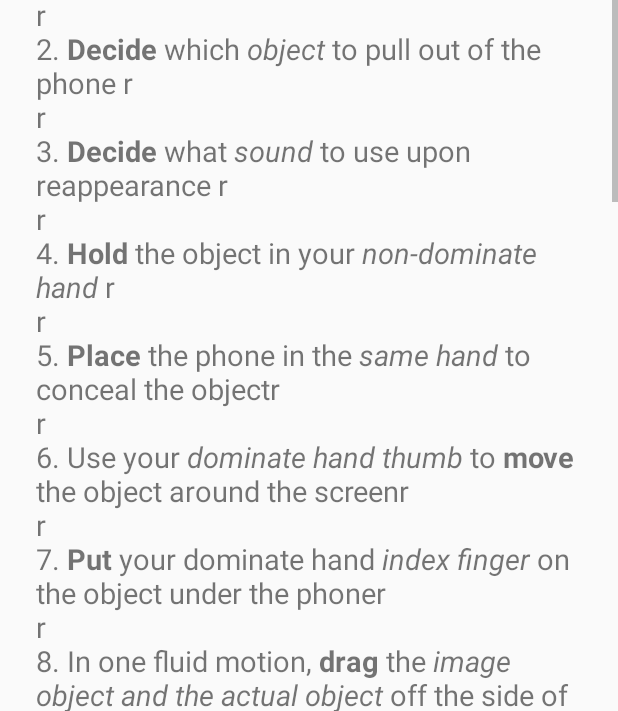
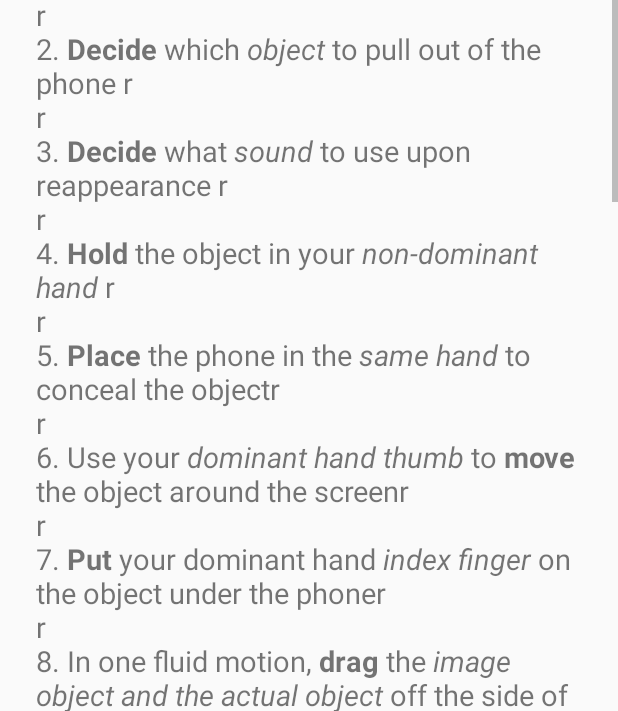
Before and after one commit to daubejb/object-from-phone, an Android app: the InstructionsActivity screen opened directly, with no data from a screen before it, scrolled down 537 dp, on a phone screen of 412 x 824 dp. Shown: the part 525-1236 px from the top of the screen. Run offline under Robolectric (Android 15) with nearby library versions, the phone set to English and light mode, and no system bars.

Commit message:
fix bug of dominate vs dominant

```diff
--- a/Coin Phone Magic/src/main/res/values/strings.xml
+++ b/Coin Phone Magic/src/main/res/values/strings.xml
@@ -15,7 +15,7 @@
     <string name="effect_description_textViewText">A coin or small object appears on the phone. You drag the coin all over the screen. You drag the coin to the edge of the screen. You visibly pull the coin out of the phone. You flip the coin into the air and catch it. You flip the coin again. You catch the coin on the phone with a metal ping sound. The coin has reappeared inside the phone. An amazing effect!</string>
     <string name="secret_and_preparation_description_to_be_writtenTextViewText">This effect has three main secrets.  One, the coin is hidden beneath the phone prior to the effect.  Two, when you drag the coin to the edge of the screen and your finger is about to reach the edge, the image of the coin disappears.  This effect and pulling the real coin out from under the phone, looks like the coin was pulled right out of the phone.  Three, on the second flip of the coin, you do not flip the coin into the air.  You hold the coin back.  Quickly shake the phone to make the coin reappear.  The accelerometer detects the motion and triggers two events.  The first event displays the coin in the center of the screen.  The second event plays a noise to simulate the sound of the coin hitting screen.</string>
     <string name="methodTextViewText">METHOD</string>
-    <string name="method_description_textViewText">1.  <b>Click</b> on the <i>settings icon</i> on the top right of the screen \r\n\r\n2.  <b>Decide</b> which <i>object</i> to pull out of the phone \r\n\r\n3.  <b>Decide</b> what <i>sound</i> to use upon reappearance \r\n\r\n4.  <b>Hold</b> the object in your <i>non-dominate hand</i> \r\n\r\n5.  <b>Place</b> the phone in the <i>same hand</i> to conceal the object\r\n\r\n6.  Use your <i>dominate hand thumb</i> to <b>move</b> the object around the screen\r\n\r\n7.  <b>Put</b> your dominate hand <i>index finger</i> on the object under the phone\r\n\r\n8.  In one fluid motion, <b>drag</b> the <i>image object and the actual object</i> off the side of the phone \r\n\r\n9.  <b>Flip</b> the <i>object</i> into the air and catch it \r\n\r\n10.  <b>Fake flip</b> the <i>object</i> into the air using your hold back method of choice <i>(see suggestions below for ideas)</i> \r\n\r\n11.  <b>Trace</b> the imaginary item in the air <i>with your eyes</i> as if it were real \r\n\r\n12.  <b>Shake</b> your phone in the act of <i>\"catching\"</i> the object with the phone \r\n\r\n13.  Simultaneously, <b>ditch</b> the <i>actual</i> object in your location of choice <i>(see suggestions below for ideas)</i></string>
+    <string name="method_description_textViewText">1.  <b>Click</b> on the <i>settings icon</i> on the top right of the screen \r\n\r\n2.  <b>Decide</b> which <i>object</i> to pull out of the phone \r\n\r\n3.  <b>Decide</b> what <i>sound</i> to use upon reappearance \r\n\r\n4.  <b>Hold</b> the object in your <i>non-dominant hand</i> \r\n\r\n5.  <b>Place</b> the phone in the <i>same hand</i> to conceal the object\r\n\r\n6.  Use your <i>dominant hand thumb</i> to <b>move</b> the object around the screen\r\n\r\n7.  <b>Put</b> your dominant hand <i>index finger</i> on the object under the phone\r\n\r\n8.  In one fluid motion, <b>drag</b> the <i>image object and the actual object</i> off the side of the phone \r\n\r\n9.  <b>Flip</b> the <i>object</i> into the air and catch it \r\n\r\n10.  <b>Fake flip</b> the <i>object</i> into the air using your hold back method of choice <i>(see suggestions below for ideas)</i> \r\n\r\n11.  <b>Trace</b> the imaginary item in the air <i>with your eyes</i> as if it were real \r\n\r\n12.  <b>Shake</b> your phone in the act of <i>\"catching\"</i> the object with the phone \r\n\r\n13.  Simultaneously, <b>ditch</b> the <i>actual</i> object in your location of choice <i>(see suggestions below for ideas)</i></string>
     <string name="comments_TextViewText">COMMENTS AND SUGGESTIONS</string>
     <string name="comments_description_textViewText">1.  Step 10 above mentions hold back methods, consider using <i>standard palm</i> to simulate throwing the object high in the air.  Also, you could use <i>finger</i> palm to simulate a gentle toss of the object.  My method of choice is <i>Tenkai Palm</i> \r\n\r\n2.  Step 13 above mentions your ditch method of choice.  Consider, simply <i>dropping</i> the object in your back pocket<i /> while the spectator is looking at the phone.  Also, if the item is light enough, you could <i>simply drop the item on the floor.</i>  If presenting while seated, consider <i>dropping the item in your lap</i> for future retrieval. \r\n\r\n3. Another consideration.  If the spectator asks you to perform the effect again; consider, not producing the actual object.  Quickly drag the object off the phone.  Hold it up in the air with the backs of your fingers facing the spectator.  Then, freely toss the \"non\" object into the air a produce on the phone once again.  This method allows you to end the performance clean  </string>
     <string name="pref_sound_title">Sound</string>
```
